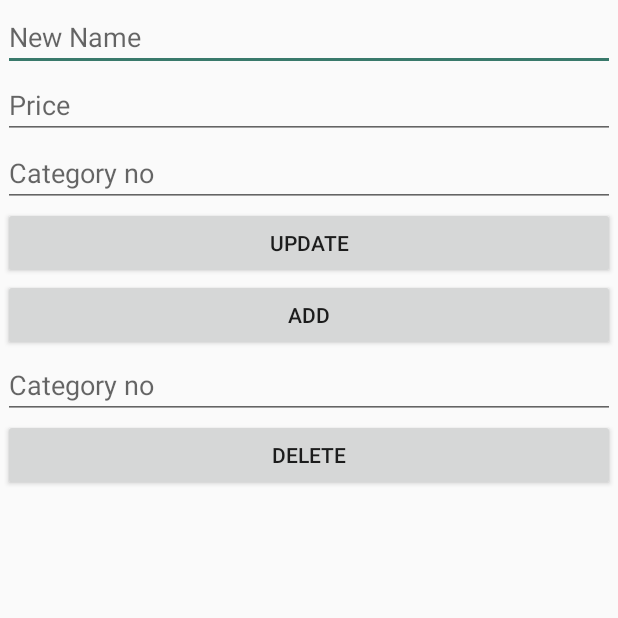
After one commit to Abdul-Moeid/c6h6, an Android app: the Modify screen opened directly, with no data from a screen before it, on a phone screen of 412 x 824 dp, the top half of it. The commit adds this screen. Run offline under Robolectric (Android 15) with nearby library versions, the phone set to English and light mode, and no system bars; our stand-ins replace Firebase (no records; nobody signed in at launch, a user with empty details on screens opened directly).

Commit message:
baler bal

```diff
--- a/app/src/main/AndroidManifest.xml
+++ b/app/src/main/AndroidManifest.xml
@@ -3,7 +3,7 @@
     package="com.example.foodapp">
 
     <uses-permission android:name="android.permission.INTERNET" />
-    <uses-permission android:name="android.permission.ACCESS_WIFI_STATE"/>
+    <uses-permission android:name="android.permission.ACCESS_WIFI_STATE" />
 
     <application
         android:allowBackup="true"
@@ -12,7 +12,8 @@
         android:roundIcon="@mipmap/ic_launcher_round"
         android:supportsRtl="true"
         android:theme="@style/AppTheme">
-        <activity android:name=".foodlist"></activity>
+        <activity android:name=".Modify"></activity>
+        <activity android:name=".foodlist" />
         <activity android:name=".Menue" />
         <activity android:name=".MainActivity">
             <intent-filter>
--- /dev/null
+++ b/app/src/main/java/com/example/foodapp/Modify.java
@@ -0,0 +1,60 @@
+package com.example.foodapp;
+
+import androidx.appcompat.app.AppCompatActivity;
+
+import android.os.Bundle;
+import android.view.View;
+import android.widget.Button;
+import android.widget.TextView;
+import android.widget.Toast;
+
+import com.example.foodapp.Model.food;
+import com.google.firebase.database.DatabaseReference;
+import com.google.firebase.database.FirebaseDatabase;
+
+public class Modify extends AppCompatActivity {
+    TextView name, price, category,dcat;
+    Button add, update, delete;
+    @Override
+    protected void onCreate(Bundle savedInstanceState) {
+        super.onCreate(savedInstanceState);
+        setContentView(R.layout.activity_modify);
+        name = this.<TextView>findViewById(R.id.editText1);
+        price = this.<TextView>findViewById(R.id.editText2);
+        category = this.<TextView>findViewById(R.id.editText3);
+        dcat = this.<TextView>findViewById(R.id.editText4);
+        add = this.<Button>findViewById(R.id.button2);
+        update = this.<Button>findViewById(R.id.button1);
+        delete = this.<Button>findViewById(R.id.button3);
+        final FirebaseDatabase database = FirebaseDatabase.getInstance();
+        final DatabaseReference table_cat = database.getReference("Bengali");
+        add.setOnClickListener(new View.OnClickListener() {
+            @Override
+            public void onClick(View v) {
+                food  item = new food(name.getText().toString(),price.getText().toString());
+                table_cat.child(category.getText().toString()).setValue(item);
+                Toast.makeText(Modify.this, "Item is added successfully!", Toast.LENGTH_SHORT).show();
+                finish();
+            }
+        });
+        update.setOnClickListener(new View.OnClickListener() {
+            @Override
+            public void onClick(View v) {
+                food  item = new food(name.getText().toString(),price.getText().toString());
+                table_cat.child(category.getText().toString()).setValue(item);
+                Toast.makeText(Modify.this, "Item is updated successfully!", Toast.LENGTH_SHORT).show();
+                finish();
+
+            }
+        });
+        delete.setOnClickListener(new View.OnClickListener() {
+            @Override
+            public void onClick(View v) {
+                table_cat.child(dcat.getText().toString()).removeValue();
+                Toast.makeText(Modify.this, "Item is deleted successfully!", Toast.LENGTH_SHORT).show();
+                finish();
+            }
+        });
+
+    }
+}
--- a/app/src/main/java/com/example/foodapp/ViewHolder/CatagoryViewHolder.java
+++ b/app/src/main/java/com/example/foodapp/ViewHolder/CatagoryViewHolder.java
@@ -1,5 +1,6 @@
 package com.example.foodapp.ViewHolder;
 
+import android.text.Layout;
 import android.view.View;
 import android.widget.TextView;
 
@@ -11,6 +12,7 @@ import com.example.foodapp.R;
 public class CatagoryViewHolder extends RecyclerView.ViewHolder {
     public TextView name;
     public TextView price;
+    public Layout layout;
     public CatagoryViewHolder(@NonNull View itemView) {
         super(itemView);
         name = (TextView)itemView.findViewById(R.id.foodname);
--- a/app/src/main/res/layout/activity_menue.xml
+++ b/app/src/main/res/layout/activity_menue.xml
@@ -203,4 +203,10 @@
 
     </GridLayout>
 
+    <Button
+        android:id="@+id/button"
+        android:layout_width="match_parent"
+        android:layout_height="wrap_content"
+        android:text="Modify" />
+
 </LinearLayout>
--- /dev/null
+++ b/app/src/main/res/layout/activity_modify.xml
@@ -0,0 +1,57 @@
+<?xml version="1.0" encoding="utf-8"?>
+<LinearLayout xmlns:android="http://schemas.android.com/apk/res/android"
+    android:orientation="vertical" android:layout_width="match_parent"
+    android:padding="@dimen/cardview_default_elevation"
+    android:layout_height="match_parent">
+
+    <EditText
+        android:id="@+id/editText1"
+        android:layout_width="match_parent"
+        android:layout_height="wrap_content"
+        android:ems="10"
+        android:inputType="textPersonName"
+        android:hint="New Name" />
+
+    <EditText
+        android:id="@+id/editText2"
+        android:layout_width="match_parent"
+        android:layout_height="wrap_content"
+        android:ems="10"
+        android:inputType="textPersonName"
+        android:hint="Price" />
+    <EditText
+        android:id="@+id/editText3"
+        android:layout_width="match_parent"
+        android:layout_height="wrap_content"
+        android:ems="10"
+        android:hint="Category no"
+        android:inputType="textPersonName" />
+
+    <Button
+        android:id="@+id/button1"
+        android:layout_width="match_parent"
+        android:layout_height="wrap_content"
+        android:text="Update" />
+
+    <Button
+        android:id="@+id/button2"
+        android:layout_width="match_parent"
+        android:layout_height="wrap_content"
+        android:text="ADD" />
+
+    <EditText
+        android:id="@+id/editText4"
+        android:layout_width="match_parent"
+        android:layout_height="wrap_content"
+        android:ems="10"
+        android:inputType="textPersonName"
+        android:hint="Category no" />
+
+    <Button
+        android:id="@+id/button3"
+        android:layout_width="match_parent"
+        android:layout_height="wrap_content"
+        android:text="Delete" />
+
+
+</LinearLayout>
--- a/app/src/main/res/layout/foodlist.xml
+++ b/app/src/main/res/layout/foodlist.xml
@@ -5,7 +5,8 @@
     android:layout_margin="5dp">
 <RelativeLayout
     android:layout_width="wrap_content"
-    android:layout_height="wrap_content">
+    android:layout_height="wrap_content"
+    android:id="@+id/layout">
     <TextView
         android:layout_width="match_parent"
         android:layout_height="wrap_content"
```
Also changed, not shown: app/src/main/java/com/example/foodapp/Menue.java (+16 -6 lines), app/src/main/java/com/example/foodapp/foodlist.java (+21 -1 lines), app/src/main/res/layout/update_category.xml (added, +57 -0 lines).
